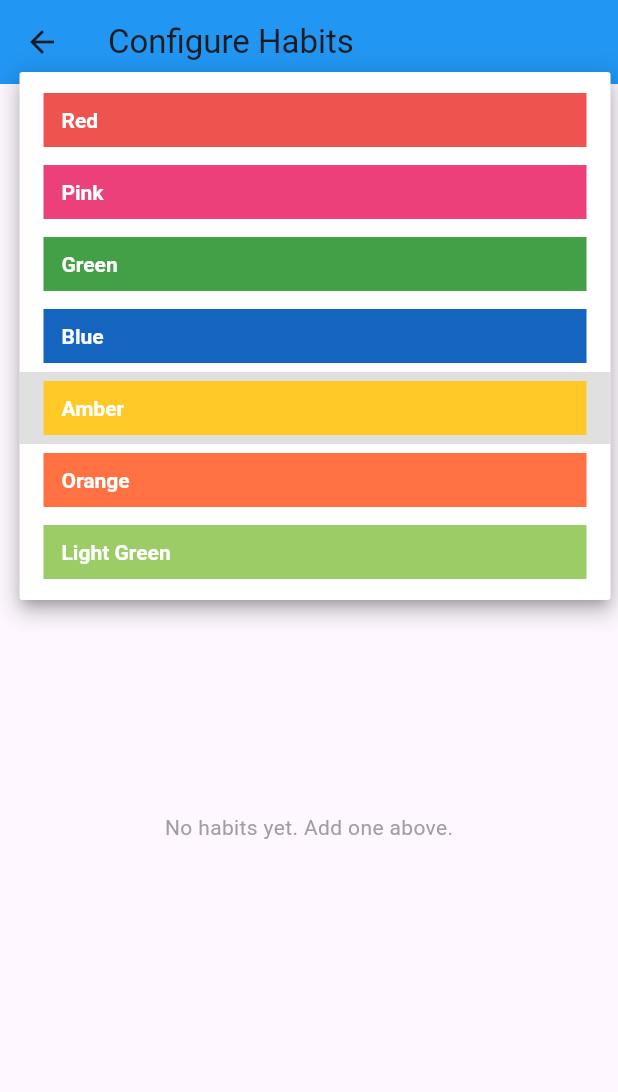
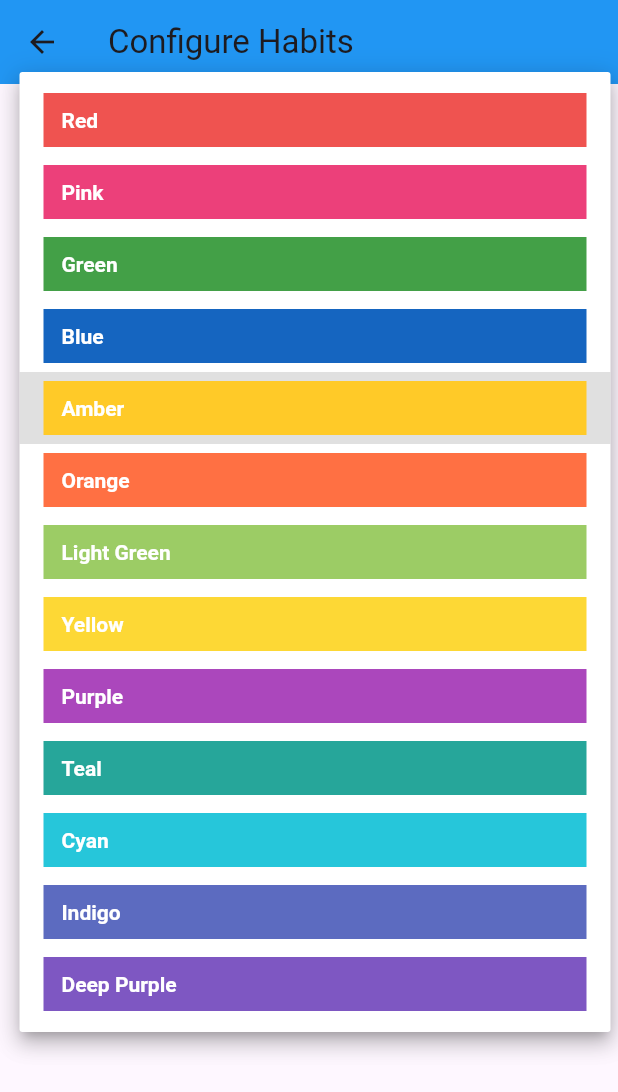
Before and after one commit to KhaledMoheb/habit_tracker, a Flutter app: the AddHabitScreen screen opened by its route, after a tap on "Amber", on a phone screen of 412 x 824 dp. Shown: the top 1092 px of the screen. Run offline on Flutter 3.47's test engine with Material 3 defaults, Android fonts, the phone set to English and light mode, and no system bars; our stand-ins replace flutter_local_notifications, fluttertoast, shared_preferences, timezone; missing offline and left inert: dart:html, dart:js; accounts and stored records are empty.

```diff
--- a/lib/screens/add_habit_screen.dart
+++ b/lib/screens/add_habit_screen.dart
@@ -21,6 +21,12 @@ class _AddHabitScreenState extends State<AddHabitScreen> {
     'Amber': Colors.amber[400]!,
     'Orange': Colors.deepOrange[400]!,
     'Light Green': Colors.lightGreen[400]!,
+    'Yellow': Colors.yellow[600]!,
+    'Purple': Colors.purple[400]!,
+    'Teal': Colors.teal[400]!,
+    'Cyan': Colors.cyan[400]!,
+    'Indigo': Colors.indigo[400]!,
+    'Deep Purple': Colors.deepPurple[400]!, // acts as fallback
   };
 
   String _selectedColorKey = 'Amber';
```
Also changed, not shown: lib/services/notification_service_web.dart (+20 -0 lines), 1 other file.
